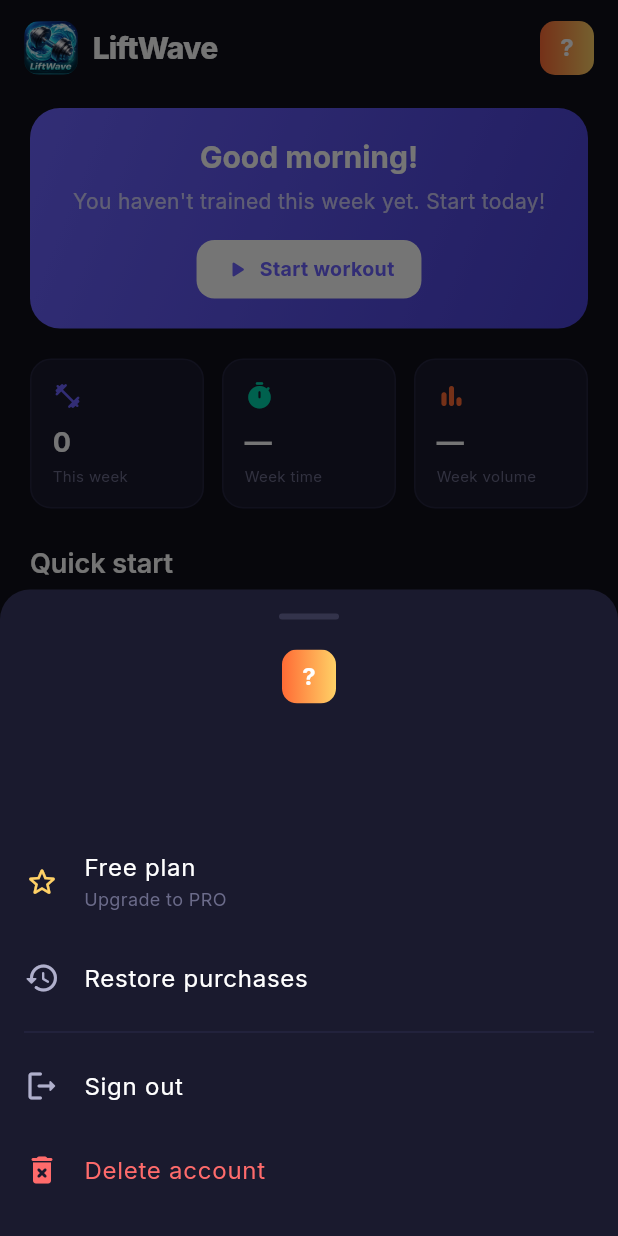
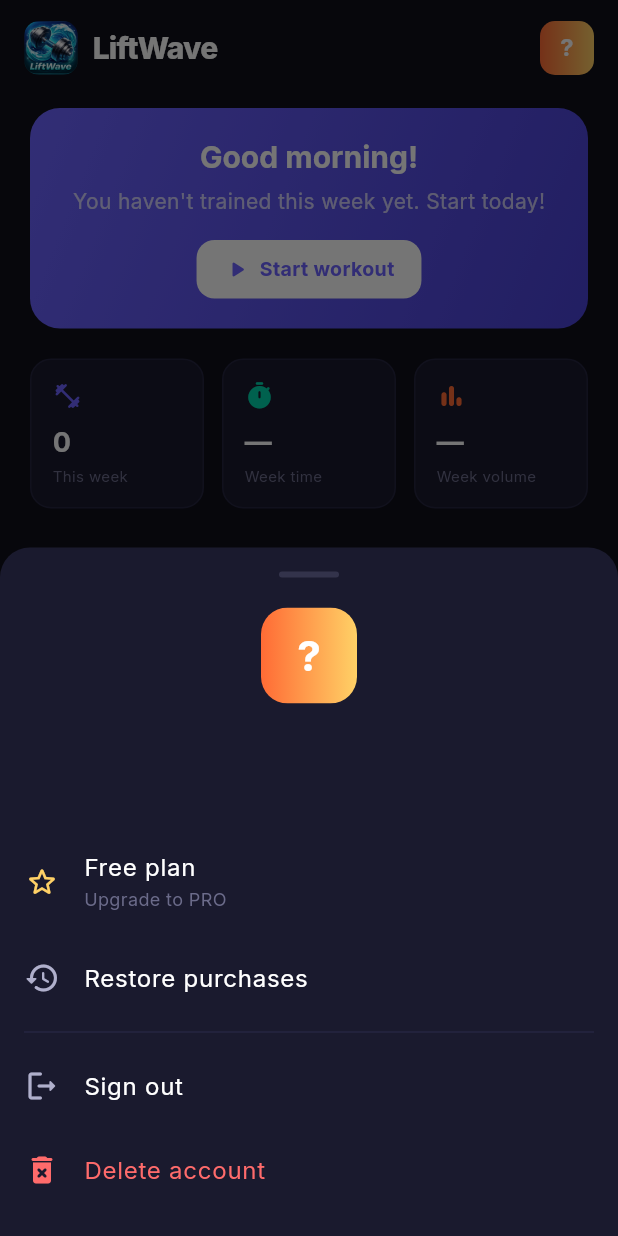
Before and after one commit to jonaso220/LiftWave, a Flutter app: the screen it shows once a user with an empty profile is signed in, after a tap on an icon or button, on a phone screen of 412 x 824 dp. Run offline on Flutter 3.47's test engine with Material 3 defaults, Android fonts, the phone set to English and light mode, and no system bars; drawn by our look-alikes of flutter_animate; our stand-ins replace cloud_firestore, firebase_auth, firebase_core, google_fonts, google_sign_in, image_picker and 3 more; missing offline and left inert: purchases_flutter; accounts and stored records are empty; network calls fail.

Commit message:
Persist rest duration choice + larger profile avatar with photo loading
- RestTimerController now remembers the user's last selected preset/custom
  rest duration via _preferredSeconds. Auto-start on set completion uses
  this instead of the hardcoded 90s, so picking "1m" sticks for the rest
  of the workout. addTime adjustments (+/-15s, +/-30s, +/-1m) remain
  per-set tweaks and do NOT change the preference.
- Profile avatar widget now accepts a size param: 36px in the top-right
  app bar, 64px in the profile bottom sheet for better visibility of
  Google/Apple profile photos. Adds loadingBuilder so the fallback
  shows during network fetch instead of a blank square, and cacheWidth
  for performance. Initial falls back to email[0] if no displayName.

Bump to 1.1.0+10.

Co-Authored-By: Claude Opus 4.7 (1M context) <noreply@anthropic.com>

```diff
--- a/lib/screens/home/home_screen.dart
+++ b/lib/screens/home/home_screen.dart
@@ -77,35 +77,44 @@ class _HomeScreenState extends State<HomeScreen> {
         : l10n.home_greetingEveningNoName;
   }
 
-  Widget _buildProfileAvatar() {
+  Widget _buildProfileAvatar({double size = 36}) {
     final user = FirebaseAuth.instance.currentUser;
     final photoUrl = user?.photoURL;
     final initial = (user?.displayName?.isNotEmpty == true)
         ? user!.displayName![0].toUpperCase()
-        : '?';
+        : (user?.email?.isNotEmpty == true
+            ? user!.email![0].toUpperCase()
+            : '?');
+
+    final radius = size / 3.6; // 36 → 10, 64 → ~18
 
     return ClipRRect(
-      borderRadius: BorderRadius.circular(10),
+      borderRadius: BorderRadius.circular(radius),
       child: SizedBox(
-        width: 36,
-        height: 36,
-        child: photoUrl != null
+        width: size,
+        height: size,
+        child: photoUrl != null && photoUrl.isNotEmpty
             ? Image.network(
                 photoUrl,
-                width: 36,
-                height: 36,
+                width: size,
+                height: size,
                 fit: BoxFit.cover,
-                errorBuilder: (_, _, _) => _fallbackAvatar(initial),
+                cacheWidth: (size * 2).round(),
+                gaplessPlayback: true,
+                loadingBuilder: (ctx, child, progress) =>
+                    progress == null ? child : _fallbackAvatar(initial, size),
+                errorBuilder: (context, error, stack) =>
+                    _fallbackAvatar(initial, size),
               )
-            : _fallbackAvatar(initial),
+            : _fallbackAvatar(initial, size),
       ),
     );
   }
 
-  Widget _fallbackAvatar(String initial) {
+  Widget _fallbackAvatar(String initial, double size) {
     return Container(
-      width: 36,
-      height: 36,
+      width: size,
+      height: size,
       decoration: const BoxDecoration(
         gradient: LinearGradient(
           colors: [AppColors.accentOrange, AppColors.accentYellow],
@@ -113,10 +122,10 @@ class _HomeScreenState extends State<HomeScreen> {
       ),
       child: Center(
         child: Text(initial,
-            style: const TextStyle(
+            style: TextStyle(
                 color: Colors.white,
                 fontWeight: FontWeight.w700,
-                fontSize: 16)),
+                fontSize: size * 0.44)),
       ),
     );
   }
@@ -148,7 +157,7 @@ class _HomeScreenState extends State<HomeScreen> {
               const SizedBox(height: 20),
               // User info
               if (user != null) ...[
-                _buildProfileAvatar(),
+                _buildProfileAvatar(size: 64),
                 const SizedBox(height: 12),
                 Text(
                   user.displayName ?? '',
--- a/pubspec.yaml
+++ b/pubspec.yaml
@@ -1,7 +1,7 @@
 name: liftwave
 description: LiftWave - Tu app de fitness personal.
 publish_to: 'none'
-version: 1.1.0+9
+version: 1.1.0+10
 
 environment:
   sdk: ^3.11.1
```
Also changed, not shown: lib/services/rest_timer_controller.dart (+15 -6 lines).
